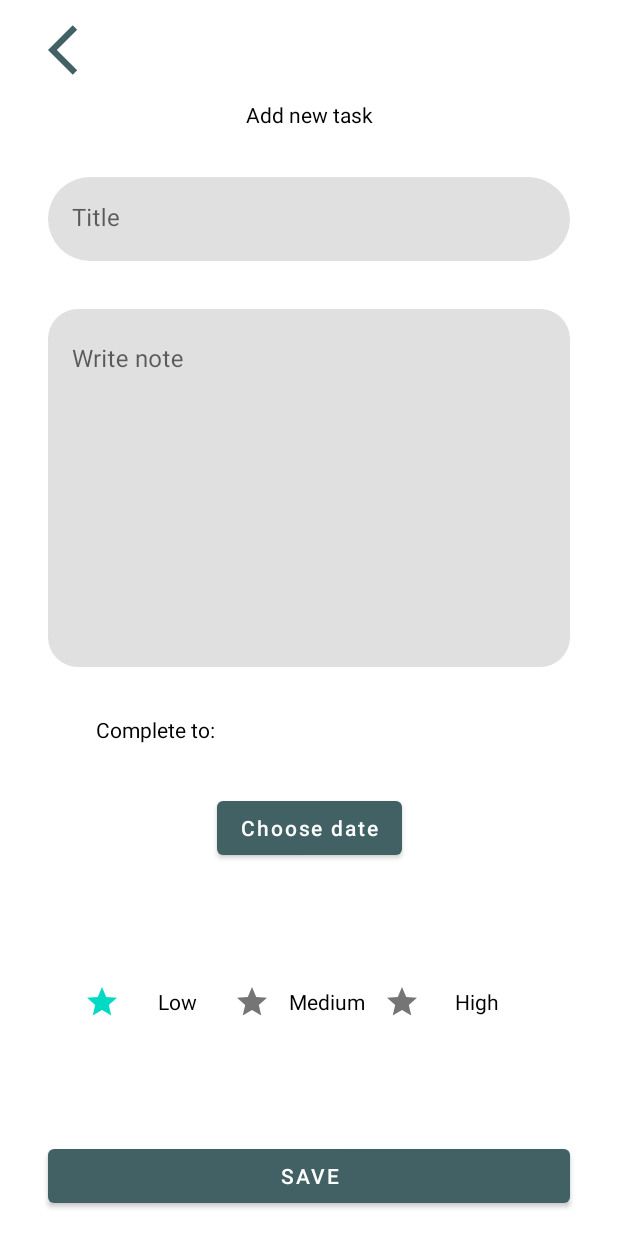
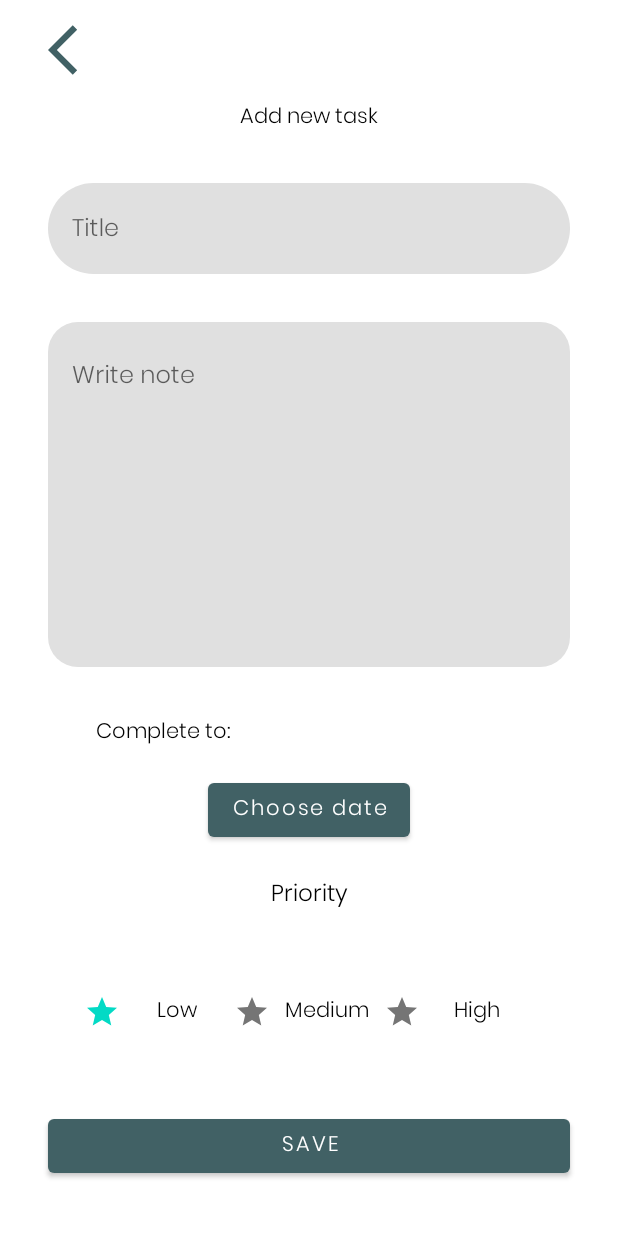
Before and after one commit to qwynbleid/ProductivityApp, an Android app: the fragment AddNoteFragment placed in its activity, on a phone screen of 412 x 824 dp. Run offline under Robolectric (Android 15) with nearby library versions, the phone set to English and light mode, and no system bars; our stand-ins replace Firebase (no records; nobody signed in at launch, a user with empty details on screens opened directly).

Commit message:
Style text

```diff
--- a/app/src/main/res/layout/activity_splash.xml
+++ b/app/src/main/res/layout/activity_splash.xml
@@ -12,6 +12,7 @@
         android:layout_width="match_parent"
         android:layout_height="wrap_content"
         android:gravity="center"
+        android:fontFamily="@font/poppins_light"
         android:text="@string/app_name"
         android:textColor="@color/button_tint"
         android:textSize="32sp"
--- a/app/src/main/res/layout/fragment_add_note.xml
+++ b/app/src/main/res/layout/fragment_add_note.xml
@@ -10,6 +10,7 @@
         android:layout_width="wrap_content"
         android:layout_height="wrap_content"
         android:layout_marginTop="8dp"
+        android:fontFamily="@font/poppins_light"
         android:text="@string/add_new_task"
         android:textColor="@color/text_color"
         app:layout_constraintEnd_toEndOf="parent"
@@ -36,6 +37,7 @@
             android:id="@+id/noteTitle"
             android:layout_width="match_parent"
             android:layout_height="wrap_content"
+            android:fontFamily="@font/poppins_light"
             android:hint="@string/title" />
     </com.google.android.material.textfield.TextInputLayout>
 
@@ -59,6 +61,7 @@
             android:layout_width="match_parent"
             android:layout_height="match_parent"
             android:gravity="top"
+            android:fontFamily="@font/poppins_light"
             android:hint="@string/write_note"
             android:minLines="2" />
     </com.google.android.material.textfield.TextInputLayout>
@@ -74,7 +77,8 @@
         android:id="@+id/saveBt"
         android:layout_width="0dp"
         android:layout_height="wrap_content"
-        android:layout_marginBottom="16dp"
+        android:layout_marginBottom="36dp"
+        android:fontFamily="@font/poppins_light"
         android:text="@string/save"
         app:layout_constraintBottom_toBottomOf="parent"
         app:layout_constraintEnd_toEndOf="@+id/textInputLayout2"
@@ -123,7 +127,8 @@
         android:id="@+id/pickDateBt"
         android:layout_width="wrap_content"
         android:layout_height="wrap_content"
-        android:layout_marginTop="32dp"
+        android:layout_marginTop="16dp"
+        android:fontFamily="@font/poppins_light"
         android:text="@string/choose_date"
         android:textAllCaps="false"
         app:layout_constraintEnd_toEndOf="parent"
@@ -136,6 +141,7 @@
         android:layout_height="wrap_content"
         android:layout_marginStart="64dp"
         android:layout_marginTop="32dp"
+        android:fontFamily="@font/poppins_light"
         android:text="@string/complete_to"
         android:textColor="@color/text_color"
         app:layout_constraintStart_toStartOf="parent"
@@ -169,39 +175,55 @@
         android:id="@+id/priorityGroup"
         android:layout_width="300dp"
         android:layout_height="wrap_content"
+        android:orientation="horizontal"
         app:layout_constraintBottom_toTopOf="@+id/saveBt"
         app:layout_constraintEnd_toEndOf="parent"
         app:layout_constraintStart_toStartOf="parent"
-        app:layout_constraintTop_toBottomOf="@+id/pickDateBt"
-        android:orientation="horizontal">
+        app:layout_constraintTop_toBottomOf="@+id/priority">
 
         <RadioButton
             android:id="@+id/lowPriority"
             android:layout_width="match_parent"
             android:layout_height="wrap_content"
             android:layout_weight="1"
-            android:text="@string/low"
             android:button="@drawable/star"
+            android:checked="true"
+            android:fontFamily="@font/poppins_light"
             android:gravity="center"
-            android:checked="true" />
+            android:text="@string/low" />
 
         <RadioButton
             android:id="@+id/mediumPriority"
             android:layout_width="match_parent"
             android:layout_height="wrap_content"
             android:layout_weight="1"
-            android:text="@string/medium"
             android:button="@drawable/star"
-            android:gravity="center" />
+            android:fontFamily="@font/poppins_light"
+            android:gravity="center"
+            android:text="@string/medium" />
 
         <RadioButton
             android:id="@+id/highPriority"
             android:layout_width="match_parent"
             android:layout_height="wrap_content"
             android:layout_weight="1"
-            android:text="@string/high"
             android:button="@drawable/star"
-            android:gravity="center" />
+            android:fontFamily="@font/poppins_light"
+            android:gravity="center"
+            android:text="@string/high" />
     </RadioGroup>
 
+    <TextView
+        android:id="@+id/priority"
+        android:layout_width="wrap_content"
+        android:layout_height="wrap_content"
+        android:layout_marginTop="20dp"
+        android:textSize="15sp"
+        android:fontFamily="@font/poppins_light"
+        android:text="@string/priority"
+        android:textColor="@color/text_color"
+        app:layout_constraintEnd_toEndOf="parent"
+        app:layout_constraintStart_toStartOf="parent"
+        app:layout_constraintTop_toBottomOf="@+id/pickDateBt" />
+
 </androidx.constraintlayout.widget.ConstraintLayout>
--- a/app/src/main/res/layout/fragment_explore.xml
+++ b/app/src/main/res/layout/fragment_explore.xml
@@ -9,6 +9,7 @@
         android:id="@+id/textView4"
         android:layout_width="wrap_content"
         android:layout_height="wrap_content"
+        android:fontFamily="@font/poppins_light"
         android:text="@string/coming_soon"
         android:textColor="@color/text_color"
         android:textSize="22sp"
--- a/app/src/main/res/layout/fragment_settings.xml
+++ b/app/src/main/res/layout/fragment_settings.xml
@@ -10,6 +10,7 @@
         android:layout_width="wrap_content"
         android:layout_height="wrap_content"
         android:layout_marginTop="32dp"
+        android:fontFamily="@font/poppins_light"
         android:text="@string/settings"
         android:textColor="@color/text_color"
         android:textSize="30sp"
@@ -25,6 +26,7 @@
         android:layout_marginStart="16dp"
         android:layout_marginTop="364dp"
         android:layout_marginEnd="16dp"
+        android:fontFamily="@font/poppins_light"
         android:text="@string/logout"
         android:textAllCaps="false"
         android:textColor="@color/text_color"
@@ -38,6 +40,7 @@
         android:layout_width="wrap_content"
         android:layout_height="wrap_content"
         android:checked="false"
+        android:fontFamily="@font/poppins_light"
         android:text="@string/night_mode"
         app:layout_constraintBottom_toTopOf="@+id/logoutButton"
         app:layout_constraintEnd_toEndOf="parent"
--- a/app/src/main/res/layout/fragment_sign_up.xml
+++ b/app/src/main/res/layout/fragment_sign_up.xml
@@ -18,6 +18,7 @@
             android:layout_width="wrap_content"
             android:layout_height="wrap_content"
             android:layout_marginTop="32dp"
+            android:fontFamily="@font/poppins_light"
             android:text="@string/welcome_to_notes"
             android:textColor="@color/text_color"
             android:textSize="24sp"
@@ -48,6 +49,7 @@
                 android:layout_width="match_parent"
                 android:layout_height="wrap_content"
                 android:inputType="textWebEmailAddress"
+                android:fontFamily="@font/poppins_light"
                 android:hint="@string/email"
                 android:paddingStart="12dp"
                 android:paddingEnd="12dp"/>
@@ -69,6 +71,7 @@
                 android:layout_width="match_parent"
                 android:layout_height="wrap_content"
                 android:inputType="textPassword"
+                android:fontFamily="@font/poppins_light"
                 android:hint="@string/password"
                 android:paddingStart="12dp"
                 android:paddingEnd="12dp" />
@@ -79,6 +82,7 @@
             android:layout_width="0dp"
             android:layout_height="wrap_content"
             android:layout_marginTop="32dp"
+            android:fontFamily="@font/poppins_light"
             android:text="@string/submit"
             app:layout_constraintEnd_toEndOf="@+id/userPassword"
             app:layout_constraintStart_toStartOf="@+id/userPassword"
@@ -89,6 +93,7 @@
             android:layout_width="wrap_content"
             android:layout_height="wrap_content"
             android:layout_marginTop="32dp"
+            android:fontFamily="@font/poppins_light"
             android:text="@string/let_s_create_an_account"
             android:textColor="@color/text_color"
             android:textSize="20sp"
@@ -123,6 +128,7 @@
             android:layout_marginTop="8dp"
             android:layout_marginBottom="32dp"
             android:paddingTop="0dp"
+            android:fontFamily="@font/poppins_light"
             android:text="@string/cancel"
             android:textColor="#B001E1"
             app:layout_constraintBottom_toBottomOf="parent"
--- a/app/src/main/res/layout/note_item.xml
+++ b/app/src/main/res/layout/note_item.xml
@@ -86,7 +86,6 @@
                     android:layout_width="match_parent"
                     android:layout_height="wrap_content"
                     android:orientation="horizontal">
-
                     <TextView
                         android:id="@+id/creationDate"
                         android:layout_width="0dp"
--- a/app/src/main/res/menu/filter_menu.xml
+++ b/app/src/main/res/menu/filter_menu.xml
@@ -1,5 +1,6 @@
 <?xml version="1.0" encoding="utf-8"?>
 <menu xmlns:android="http://schemas.android.com/apk/res/android">
+
     <group android:checkableBehavior="none">
         <item
             android:id="@+id/menu_header"
--- a/app/src/main/res/values/strings.xml
+++ b/app/src/main/res/values/strings.xml
@@ -77,6 +77,8 @@
     <string name="this_year">This Year</string>
     <string name="all">All</string>
     <string name="other">Other</string>
+    <string name="due">Due:</string>
+    <string name="created">Created:</string>
     <color name="background_stroke_color_of_ed_in_fragment">#FFFFFFFF</color>
     <color name="background_stroke_color_of_ed_in_fragment_on_state_focused">#E6E6E6</color>
 
```
Also changed, not shown: app/src/main/res/layout/fragment_sign_in.xml (+7 -0 lines), 1 other file.
